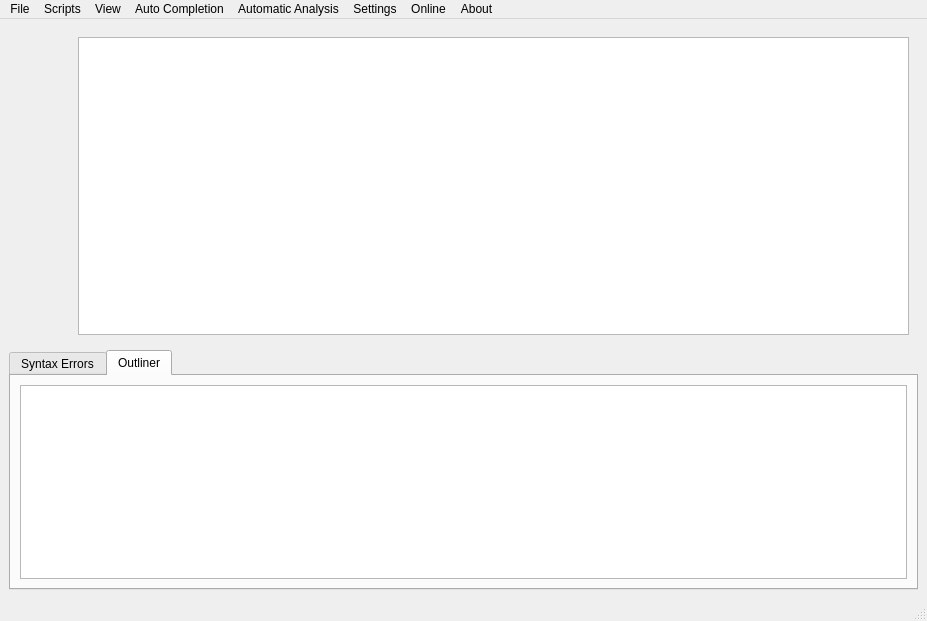
Above: src/app/mainwindow.ui from tdauth/vjasside before the change. Below: the same form after it.
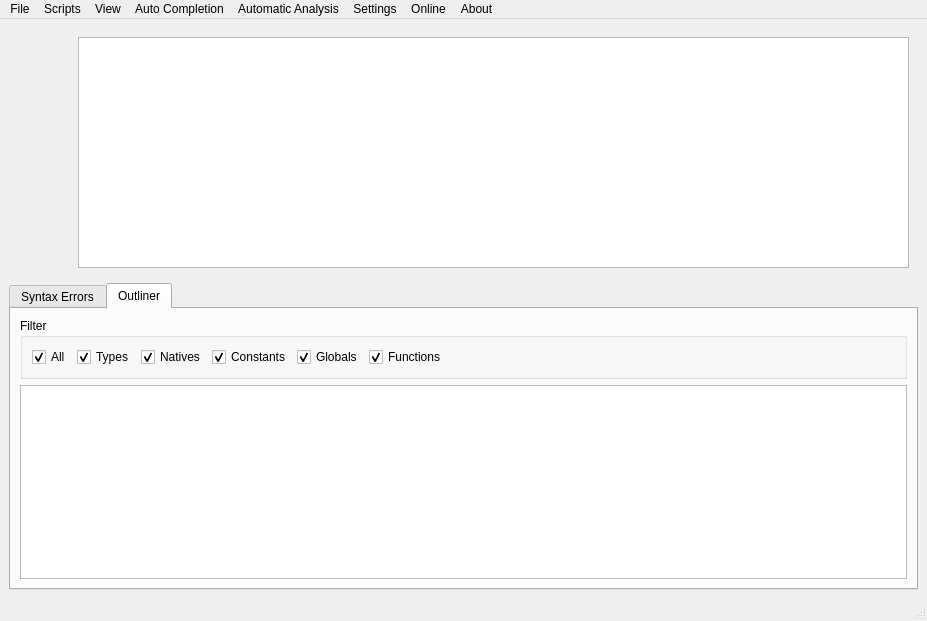
That is the form after the change. The open tabs and pages were chosen to show the change. Custom widgets are drawn as their Qt base class.

Commit message: Outline filters, line height

What changed in the file:
```diff
--- a/src/app/mainwindow.ui
+++ b/src/app/mainwindow.ui
@@ -46,7 +46,11 @@
           </widget>
          </item>
          <item>
-          <widget class="QPlainTextEdit" name="textEdit"/>
+          <widget class="QPlainTextEdit" name="textEdit">
+           <property name="lineWrapMode">
+            <enum>QPlainTextEdit::NoWrap</enum>
+           </property>
+          </widget>
          </item>
         </layout>
        </item>
@@ -62,7 +66,7 @@
        </sizepolicy>
       </property>
       <property name="currentIndex">
-       <number>0</number>
+       <number>1</number>
       </property>
       <widget class="QWidget" name="tab">
        <attribute name="title">
@@ -79,9 +83,97 @@
         <string>Outliner</string>
        </attribute>
        <layout class="QGridLayout" name="gridLayout_2">
-        <item row="0" column="0">
+        <item row="1" column="0">
          <widget class="QListWidget" name="outlinerListWidget"/>
         </item>
+        <item row="0" column="0">
+         <widget class="QGroupBox" name="groupBox">
+          <property name="minimumSize">
+           <size>
+            <width>0</width>
+            <height>60</height>
+           </size>
+          </property>
+          <property name="title">
+           <string>Filter</string>
+          </property>
+          <layout class="QHBoxLayout" name="horizontalLayout_2">
+           <item>
+            <widget class="QCheckBox" name="checkBoxAll">
+             <property name="text">
+              <string>All</string>
+             </property>
+             <property name="checked">
+              <bool>true</bool>
+             </property>
+            </widget>
+           </item>
+           <item>
+            <widget class="QCheckBox" name="checkBoxTypes">
+             <property name="text">
+              <string>Types</string>
+             </property>
+             <property name="checked">
+              <bool>true</bool>
+             </property>
+            </widget>
+           </item>
+           <item>
+            <widget class="QCheckBox" name="checkBoxNatives">
+             <property name="text">
+              <string>Natives</string>
+             </property>
+             <property name="checked">
+              <bool>true</bool>
+             </property>
+            </widget>
+           </item>
+           <item>
+            <widget class="QCheckBox" name="checkBoxConstants">
+             <property name="text">
+              <string>Constants</string>
+             </property>
+             <property name="checked">
+              <bool>true</bool>
+             </property>
+            </widget>
+           </item>
+           <item>
+            <widget class="QCheckBox" name="checkBoxGlobals">
+             <property name="text">
+              <string>Globals</string>
+             </property>
+             <property name="checked">
+              <bool>true</bool>
+             </property>
+            </widget>
+           </item>
+           <item>
+            <widget class="QCheckBox" name="checkBoxFunctions">
+             <property name="text">
+              <string>Functions</string>
+             </property>
+             <property name="checked">
+              <bool>true</bool>
+             </property>
+            </widget>
+           </item>
+           <item>
+            <spacer name="horizontalSpacer">
+             <property name="orientation">
+              <enum>Qt::Horizontal</enum>
+             </property>
+             <property name="sizeHint" stdset="0">
+              <size>
+               <width>40</width>
+               <height>20</height>
+              </size>
+             </property>
+            </spacer>
+           </item>
+          </layout>
+         </widget>
+        </item>
        </layout>
       </widget>
      </widget>
@@ -94,7 +186,7 @@
      <x>0</x>
      <y>0</y>
      <width>927</width>
-     <height>30</height>
+     <height>17</height>
     </rect>
    </property>
    <widget class="QMenu" name="menuFile">
```
The commit also changes 8 other files.
